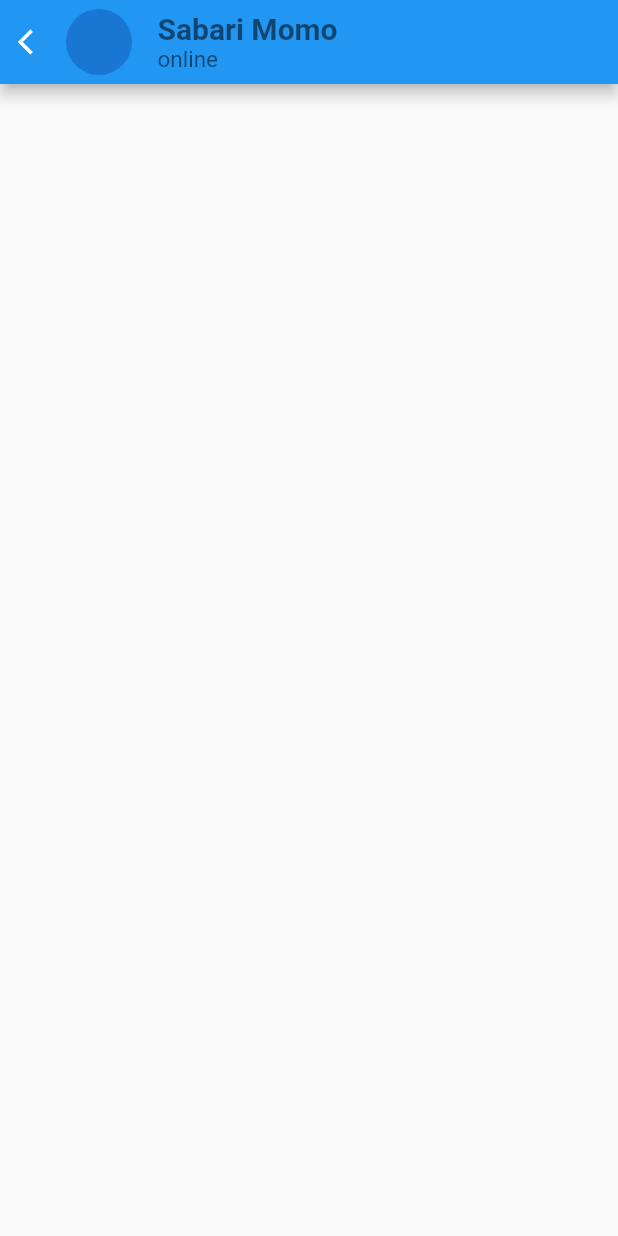
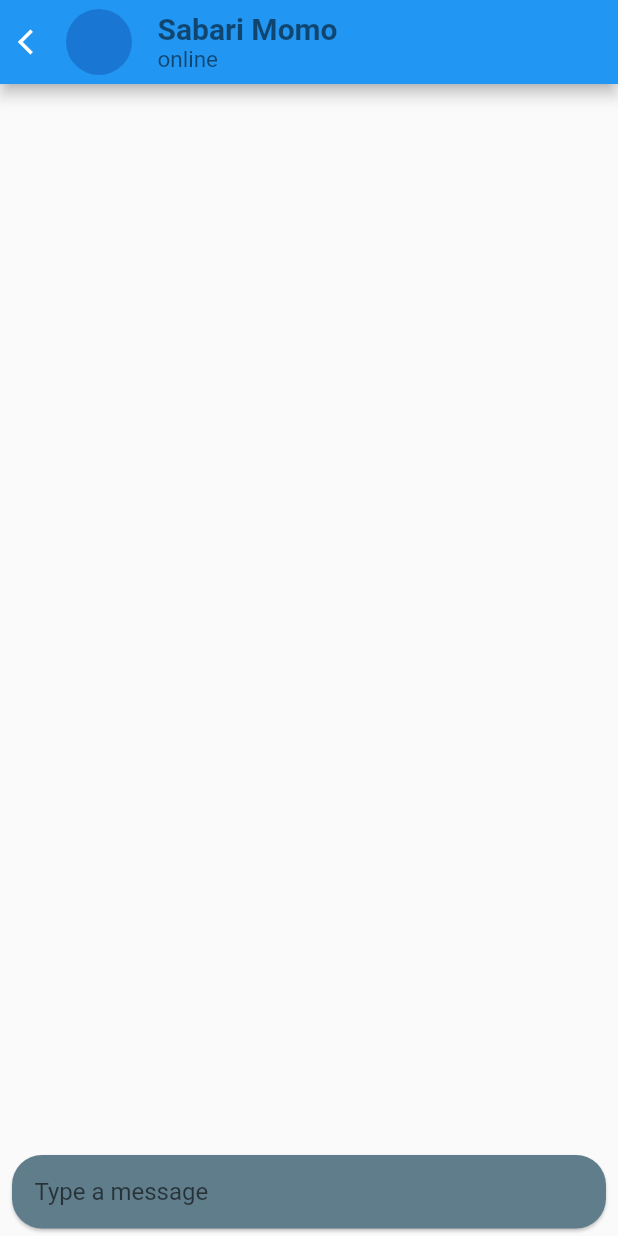
Before and after one commit to Sabari-nath-p/cemp_in, a Flutter app: the MessageScreen screen opened directly, on a phone screen of 412 x 824 dp. Run offline on Flutter 3.47's test engine with Material 2 defaults, Android fonts, the light colour scheme and no system bars; missing offline and left inert: bottom_bar; Roboto replaces fonts that are missing (Poppins).

Commit message:
textfield added

```diff
--- a/lib/Screens/MessageScreen.dart
+++ b/lib/Screens/MessageScreen.dart
@@ -40,21 +40,32 @@ class _MessageScreenState extends State<MessageScreen> {
 
 
         body: Column(
+
           children: [
-            // type your code here
+            Expanded(
+                child: Align(
+                      alignment: Alignment.bottomCenter,
+                      child: Card(
+                      margin: EdgeInsets.only(left: 8,right: 8,bottom: 5),
+                      color: Colors.blueGrey,
+                      shape: RoundedRectangleBorder(borderRadius: BorderRadius.circular(20)),
+                      child:
+                      TextFormField(
+                      decoration: InputDecoration(
+                      border: InputBorder.none,
+                      hintText: "Type a message",
+                      contentPadding:EdgeInsets.all(15),
+                      ),
+                      ),
+                      ),
+                      ),
+                      ),
 
 
 
 
 
-
-
-
-
-
-
-
-
+            // type your code here
 
 
 
```
